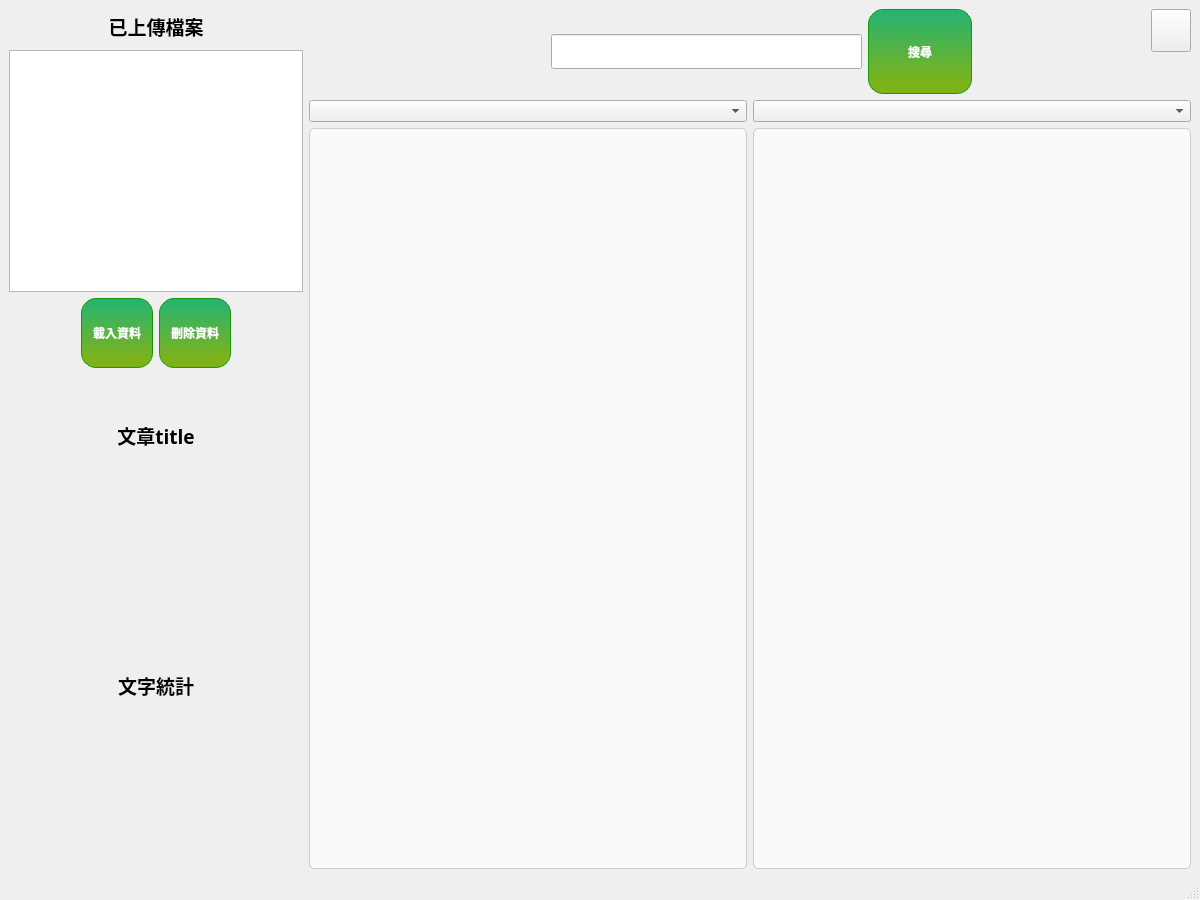
The window that MainWindow.ui (Jay22123/Search_Engine) describes before a commit, drawn with Qt 5.
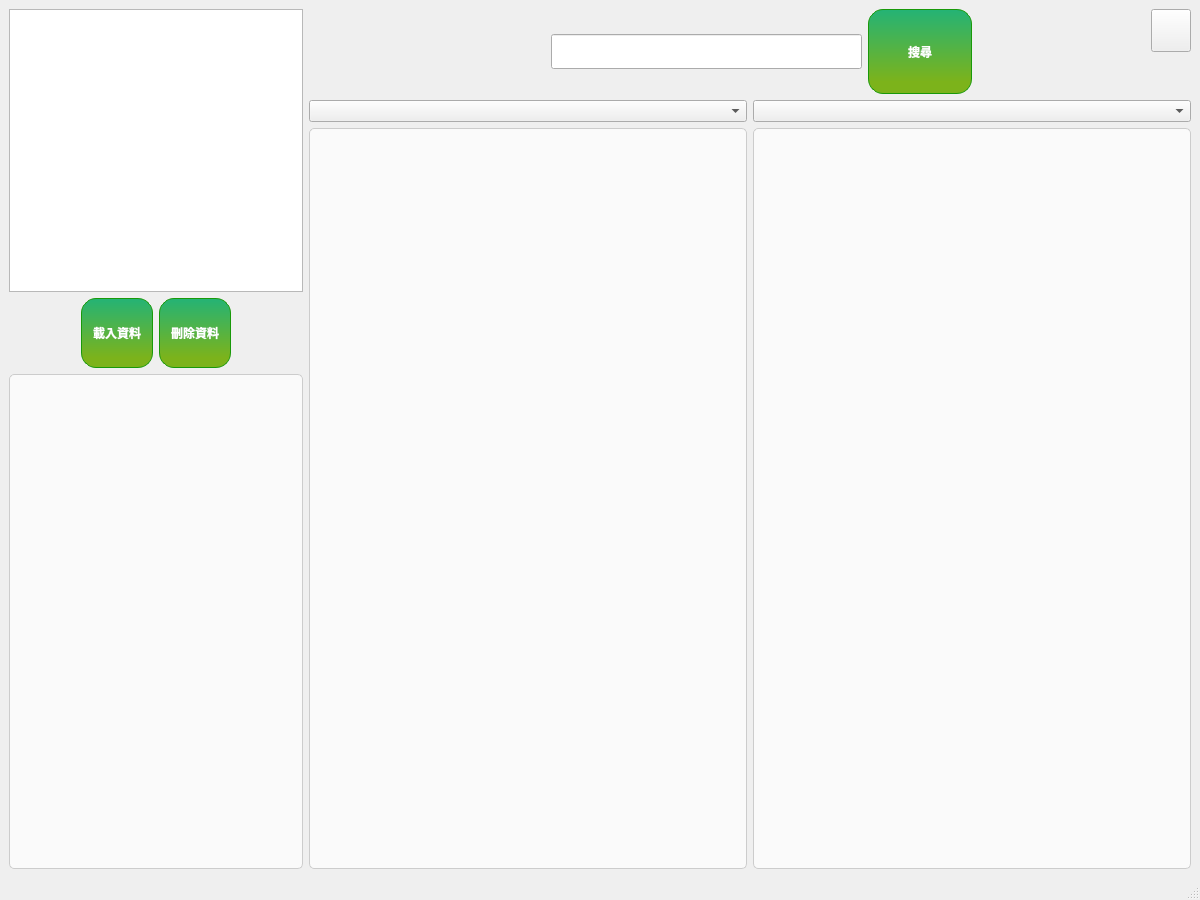
The same window after the commit.

The edit to the form file:
```diff
--- a/MainWindow.ui
+++ b/MainWindow.ui
@@ -20,25 +20,7 @@
       <item>
        <layout class="QVBoxLayout" name="verticalLayout" stretch="4,1,7">
         <item>
-         <layout class="QVBoxLayout" name="verticalLayout_3" stretch="1,7">
-          <item>
-           <widget class="QLabel" name="label_4">
-            <property name="font">
-             <font>
-              <family>微軟正黑體</family>
-              <pointsize>14</pointsize>
-              <weight>75</weight>
-              <bold>true</bold>
-             </font>
-            </property>
-            <property name="text">
-             <string>已上傳檔案</string>
-            </property>
-            <property name="alignment">
-             <set>Qt::AlignCenter</set>
-            </property>
-           </widget>
-          </item>
+         <layout class="QVBoxLayout" name="verticalLayout_3" stretch="7">
           <item>
            <widget class="QListWidget" name="file_list"/>
           </item>
@@ -189,46 +171,26 @@
         <item>
          <layout class="QHBoxLayout" name="horizontalLayout_4" stretch="1">
           <item>
-           <layout class="QVBoxLayout" name="verticalLayout_5" stretch="1,3">
-            <item>
-             <widget class="QLabel" name="title">
-              <property name="sizePolicy">
-               <sizepolicy hsizetype="Preferred" vsizetype="Preferred">
-                <horstretch>0</horstretch>
-                <verstretch>0</verstretch>
-               </sizepolicy>
-              </property>
-              <property name="font">
-               <font>
-                <family>微軟正黑體</family>
-                <pointsize>14</pointsize>
-                <weight>75</weight>
-                <bold>true</bold>
-               </font>
-              </property>
-              <property name="styleSheet">
-               <string notr="true"/>
-              </property>
-              <property name="text">
-               <string>文章title</string>
-              </property>
-              <property name="alignment">
-               <set>Qt::AlignCenter</set>
-              </property>
-             </widget>
-            </item>
+           <layout class="QVBoxLayout" name="verticalLayout_5" stretch="3">
             <item>
              <widget class="QLabel" name="Content_analyze">
               <property name="font">
                <font>
-                <family>微軟正黑體</family>
-                <pointsize>14</pointsize>
+                <pointsize>-1</pointsize>
                 <weight>75</weight>
                 <bold>true</bold>
                </font>
               </property>
+              <property name="styleSheet">
+               <string notr="true">background-color: rgba(255, 255, 255, 180); 
+border: 1px solid #ccc;
+color: black; /* 設定文字顏色 */
+font-size: 24px;
+font-weight: bold; /* 設定字體粗體 */
+ border-radius: 5px;</string>
+              </property>
               <property name="text">
-               <string>文字統計</string>
+               <string/>
               </property>
               <property name="alignment">
                <set>Qt::AlignCenter</set>
```
Left out of the diff: 2 changed lines with no effect on the pictures.
